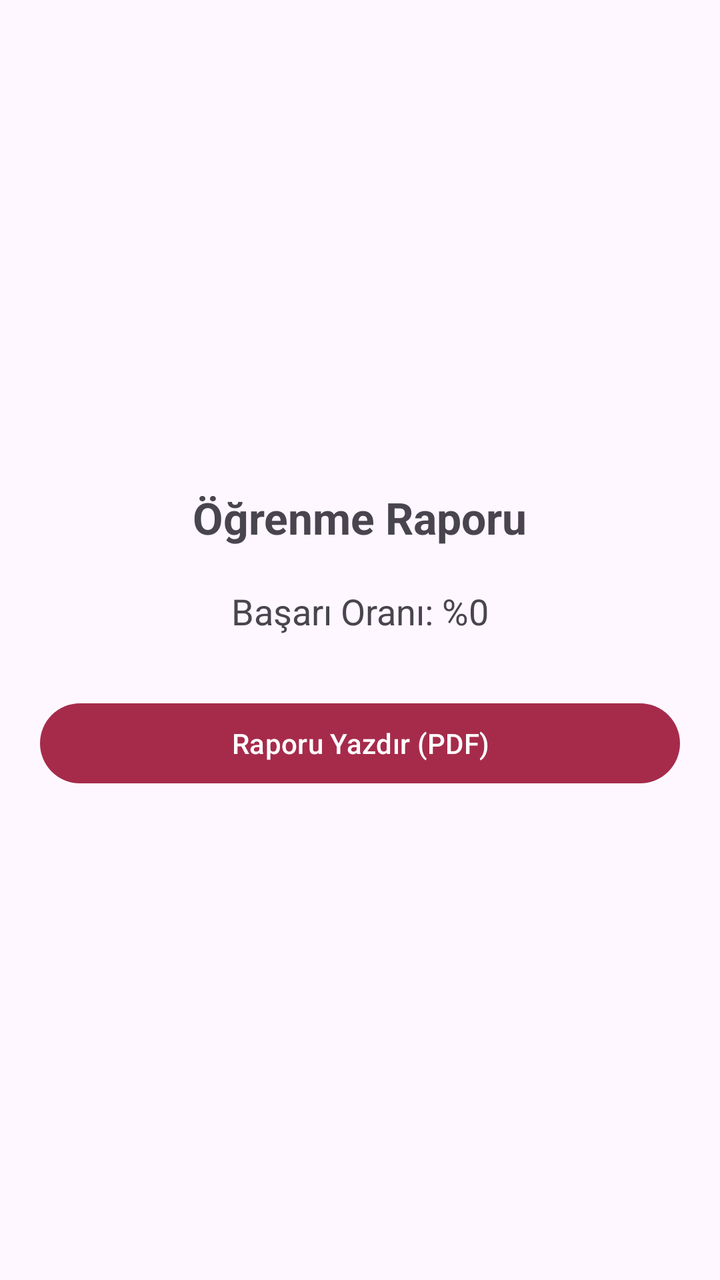
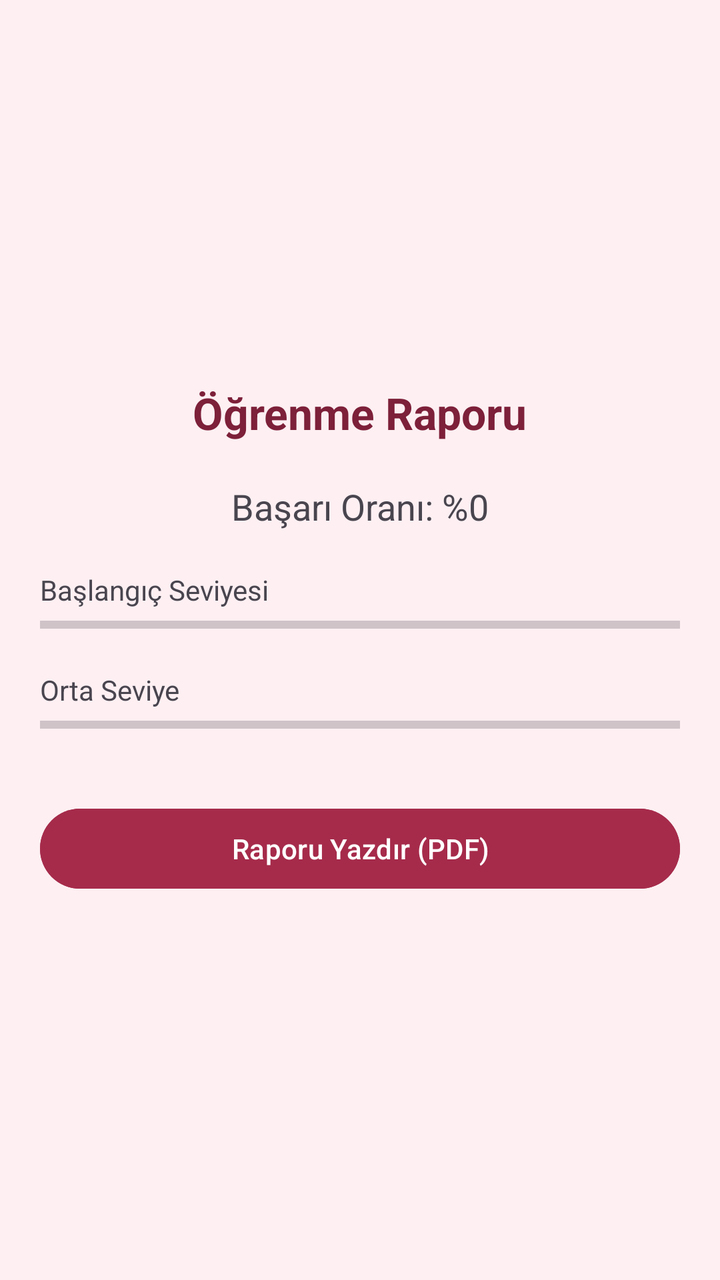

The first picture is an Android layout as it rendered before a commit; the second is the same layout after the commit. The layout source and the unified diff follow.
<!-- AndroidManifest.xml: application theme Theme.Clarus -->
<!-- res/layout/activity_report.xml -->
<?xml version="1.0" encoding="utf-8"?>
<LinearLayout xmlns:android="http://schemas.android.com/apk/res/android"
    android:id="@+id/reportLayout"
    android:layout_width="match_parent"
    android:layout_height="match_parent"
    android:orientation="vertical"
    android:gravity="center"
    android:padding="20dp">

    <TextView
        android:layout_width="wrap_content"
        android:layout_height="wrap_content"
        android:text="Öğrenme Raporu"
        android:textSize="22sp"
        android:textStyle="bold"
        android:layout_marginBottom="20dp" />

    
    <TextView
        android:id="@+id/tvBasariOrani"
        android:layout_width="wrap_content"
        android:layout_height="wrap_content"
        android:text="Başarı Oranı: %0"
        android:textSize="18sp"
        android:layout_marginBottom="30dp" />

    
    <Button
        android:id="@+id/btnYazdir"
        android:layout_width="match_parent"
        android:layout_height="wrap_content"
        android:text="Raporu Yazdır (PDF)" />

</LinearLayout>
<!-- resources referenced by this layout -->
<resources>
  <style name="Theme.Clarus" parent="Base.Theme.Clarus" />
  <style name="Base.Theme.Clarus" parent="Theme.Material3.DayNight.NoActionBar">
          <item name="colorPrimary">@color/visne_detay</item>
          <item name="android:statusBarColor">@color/arka_plan_pudra</item>
      </style>
  <color name="visne_detay">#A62B4B</color>
  <color name="arka_plan_pudra">#FDEFF2</color>
</resources>

<!-- the commit's change to res/layout/activity_report.xml (unified diff, before → after) -->
@@ -5,7 +5,8 @@
     android:layout_height="match_parent"
     android:orientation="vertical"
     android:gravity="center"
-    android:padding="20dp">
+    android:padding="20dp"
+    android:background="#FDEFF2">
 
     <TextView
         android:layout_width="wrap_content"
@@ -13,7 +14,8 @@
         android:text="Öğrenme Raporu"
         android:textSize="22sp"
         android:textStyle="bold"
-        android:layout_marginBottom="20dp" />
+        android:layout_marginBottom="20dp"
+        android:textColor="#7D2039" />
 
     
     <TextView
@@ -22,13 +24,45 @@
         android:layout_height="wrap_content"
         android:text="Başarı Oranı: %0"
         android:textSize="18sp"
-        android:layout_marginBottom="30dp" />
+        android:layout_marginBottom="20dp" />
+
+    
+    <TextView
+        android:layout_width="match_parent"
+        android:layout_height="wrap_content"
+        android:text="Başlangıç Seviyesi"
+        android:textSize="14sp" />
+
+    <ProgressBar
+        android:id="@+id/pbBaslangic"
+        style="?android:attr/progressBarStyleHorizontal"
+        android:layout_width="match_parent"
+        android:layout_height="wrap_content"
+        android:layout_marginBottom="15dp"
+        android:max="100" />
+
+    
+    <TextView
+        android:layout_width="match_parent"
+        android:layout_height="wrap_content"
+        android:text="Orta Seviye"
+        android:textSize="14sp" />
+
+    <ProgressBar
+        android:id="@+id/pbOrta"
+        style="?android:attr/progressBarStyleHorizontal"
+        android:layout_width="match_parent"
+        android:layout_height="wrap_content"
+        android:layout_marginBottom="30dp"
+        android:max="100" />
 
     
     <Button
         android:id="@+id/btnYazdir"
         android:layout_width="match_parent"
         android:layout_height="wrap_content"
-        android:text="Raporu Yazdır (PDF)" />
+        android:text="Raporu Yazdır (PDF)"
+        android:backgroundTint="#A62B4B"
+        android:textColor="#FFFFFF" />
 
 </LinearLayout>
